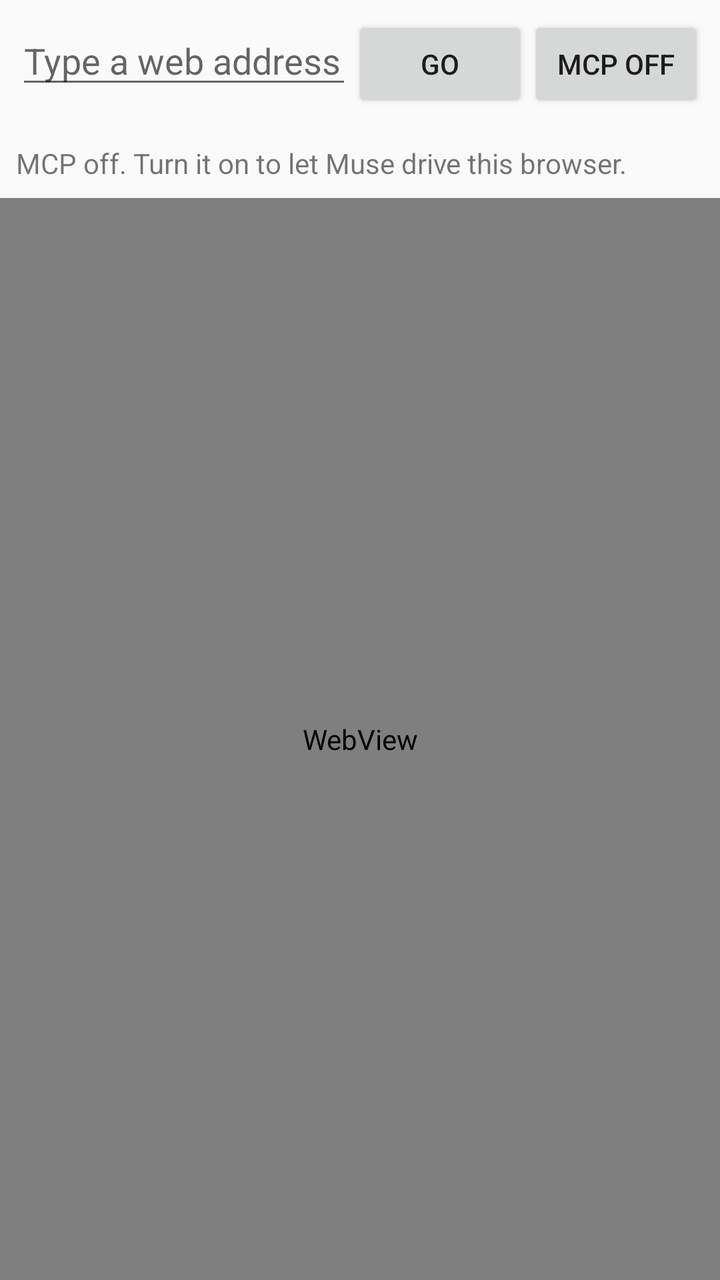
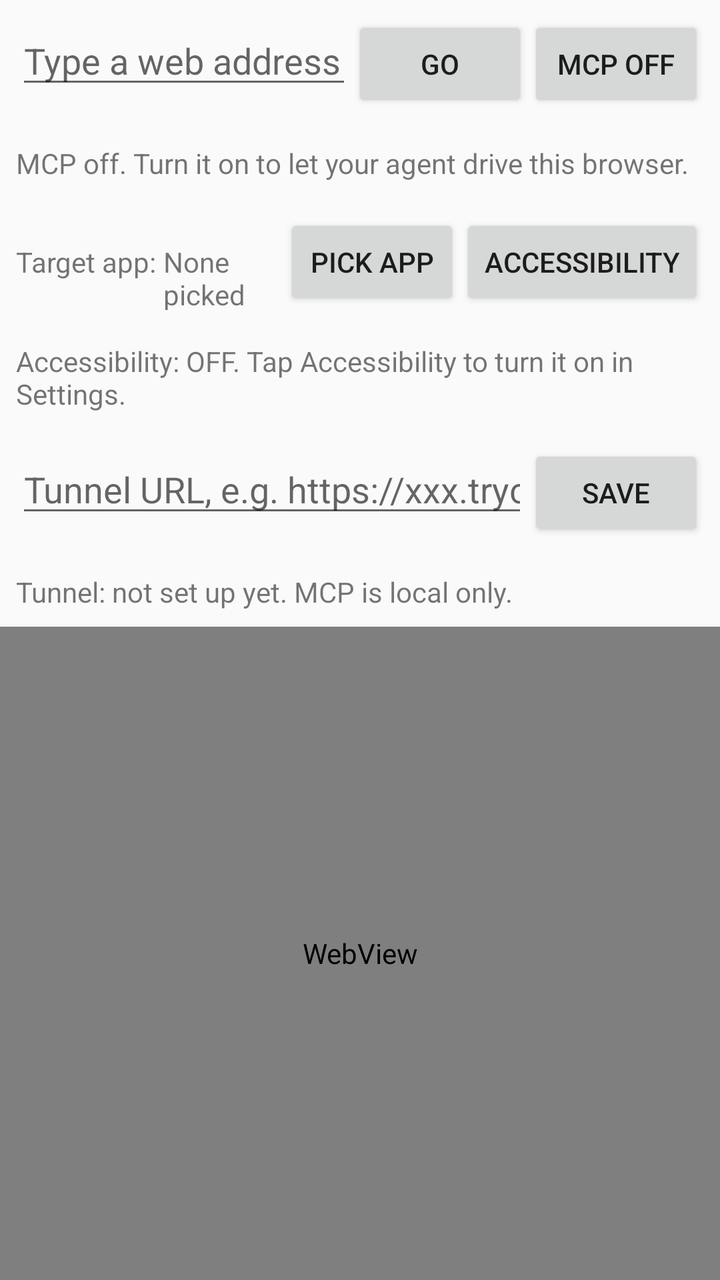

Two renders of the same Android screen: before a commit and after it. Below are the layout's source before the change and the commit's diff.
<!-- AndroidManifest.xml: application theme android:Theme.Material.Light.NoActionBar -->
<!-- res/layout/activity_main.xml -->
<?xml version="1.0" encoding="utf-8"?>
<LinearLayout xmlns:android="http://schemas.android.com/apk/res/android"
    android:layout_width="match_parent"
    android:layout_height="match_parent"
    android:orientation="vertical">

    <LinearLayout
        android:layout_width="match_parent"
        android:layout_height="wrap_content"
        android:orientation="horizontal"
        android:padding="8dp">

        <EditText
            android:id="@+id/urlBar"
            android:layout_width="0dp"
            android:layout_height="wrap_content"
            android:layout_weight="1"
            android:hint="Type a web address"
            android:inputType="textUri" />

        <Button
            android:id="@+id/goButton"
            android:layout_width="wrap_content"
            android:layout_height="wrap_content"
            android:text="Go" />

        <Button
            android:id="@+id/mcpButton"
            android:layout_width="wrap_content"
            android:layout_height="wrap_content"
            android:text="MCP off" />
    </LinearLayout>

    <TextView
        android:id="@+id/statusBar"
        android:layout_width="match_parent"
        android:layout_height="wrap_content"
        android:padding="8dp"
        android:text="MCP off. Turn it on to let Muse drive this browser." />

    <WebView
        android:id="@+id/webView"
        android:layout_width="match_parent"
        android:layout_height="0dp"
        android:layout_weight="1" />
</LinearLayout>
<!-- resources referenced by this layout -->
<resources>

</resources>

<!-- the commit's change to res/layout/activity_main.xml (unified diff, before → after) -->
@@ -36,7 +36,73 @@
         android:layout_width="match_parent"
         android:layout_height="wrap_content"
         android:padding="8dp"
-        android:text="MCP off. Turn it on to let Muse drive this browser." />
+        android:text="MCP off. Turn it on to let your agent drive this browser." />
+
+    <LinearLayout
+        android:layout_width="match_parent"
+        android:layout_height="wrap_content"
+        android:orientation="horizontal"
+        android:padding="8dp">
+
+        <TextView
+            android:layout_width="wrap_content"
+            android:layout_height="wrap_content"
+            android:text="Target app: " />
+
+        <TextView
+            android:id="@+id/targetAppLabel"
+            android:layout_width="0dp"
+            android:layout_height="wrap_content"
+            android:layout_weight="1"
+            android:text="None picked" />
+
+        <Button
+            android:id="@+id/pickTargetButton"
+            android:layout_width="wrap_content"
+            android:layout_height="wrap_content"
+            android:text="Pick app" />
+
+        <Button
+            android:id="@+id/a11yButton"
+            android:layout_width="wrap_content"
+            android:layout_height="wrap_content"
+            android:text="Accessibility" />
+    </LinearLayout>
+
+    <TextView
+        android:id="@+id/a11yStatus"
+        android:layout_width="match_parent"
+        android:layout_height="wrap_content"
+        android:padding="8dp"
+        android:text="Accessibility: OFF. Tap Accessibility to turn it on in Settings." />
+
+    <LinearLayout
+        android:layout_width="match_parent"
+        android:layout_height="wrap_content"
+        android:orientation="horizontal"
+        android:padding="8dp">
+
+        <EditText
+            android:id="@+id/tunnelUrlBar"
+            android:layout_width="0dp"
+            android:layout_height="wrap_content"
+            android:layout_weight="1"
+            android:hint="Tunnel URL, e.g. https://xxx.trycloudflare.com"
+            android:inputType="textUri" />
+
+        <Button
+            android:id="@+id/tunnelSaveButton"
+            android:layout_width="wrap_content"
+            android:layout_height="wrap_content"
+            android:text="Save" />
+    </LinearLayout>
+
+    <TextView
+        android:id="@+id/tunnelStatus"
+        android:layout_width="match_parent"
+        android:layout_height="wrap_content"
+        android:padding="8dp"
+        android:text="Tunnel: not set up yet. MCP is local only." />
 
     <WebView
         android:id="@+id/webView"
